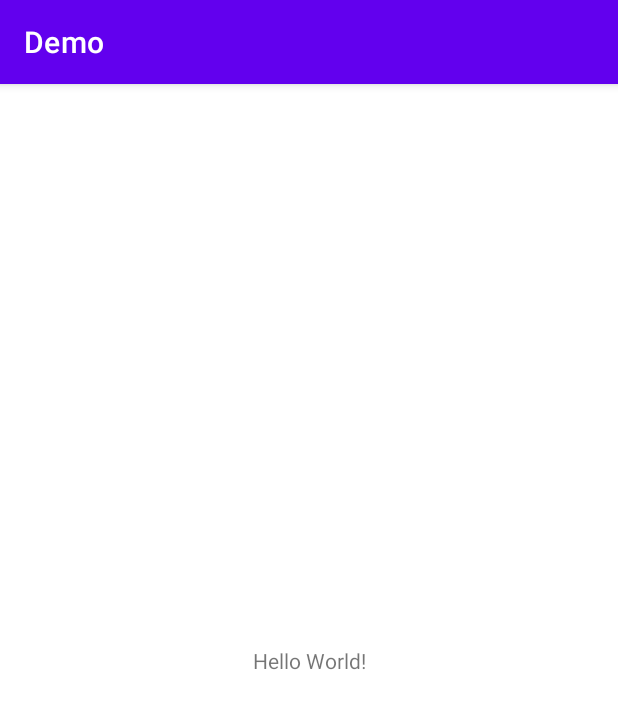
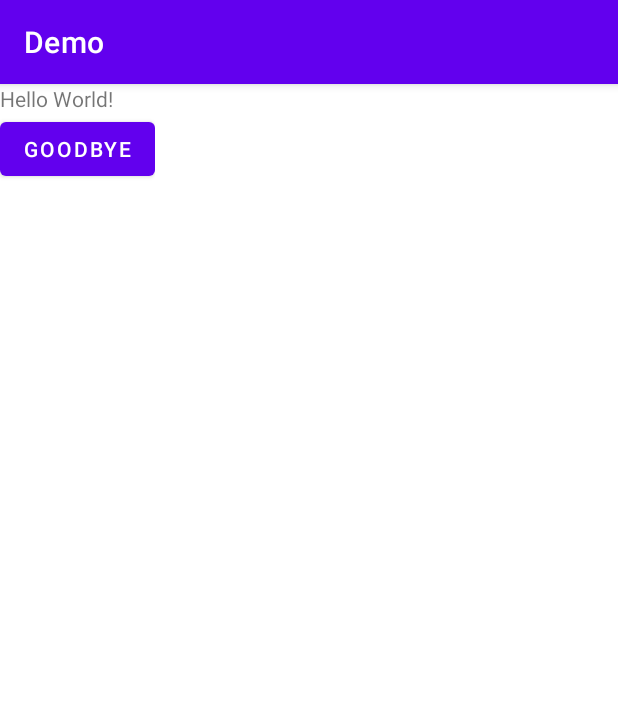
Before and after one commit to BigL-BigU/Demo, an Android app: the screen it shows after launch (MainActivity), on a phone screen of 412 x 824 dp. Shown: the top 709 px of the screen. Run offline under Robolectric (Android 15) with nearby library versions, the phone set to English and light mode, and no system bars.

Commit message:
nonfunctional button displayed

```diff
--- a/app/src/main/res/layout/activity_main.xml
+++ b/app/src/main/res/layout/activity_main.xml
@@ -1,18 +1,28 @@
 <?xml version="1.0" encoding="utf-8"?>
-<androidx.constraintlayout.widget.ConstraintLayout xmlns:android="http://schemas.android.com/apk/res/android"
+<RelativeLayout xmlns:android="http://schemas.android.com/apk/res/android"
     xmlns:app="http://schemas.android.com/apk/res-auto"
     xmlns:tools="http://schemas.android.com/tools"
     android:layout_width="match_parent"
     android:layout_height="match_parent"
     tools:context=".MainActivity">
 
-    <TextView
+    <LinearLayout
         android:layout_width="wrap_content"
         android:layout_height="wrap_content"
-        android:text="Hello World!"
-        app:layout_constraintBottom_toBottomOf="parent"
-        app:layout_constraintLeft_toLeftOf="parent"
-        app:layout_constraintRight_toRightOf="parent"
-        app:layout_constraintTop_toTopOf="parent" />
+        android:orientation="vertical">
 
-</androidx.constraintlayout.widget.ConstraintLayout>
+        <TextView
+            android:id="@+id/greeting"
+            android:layout_width="wrap_content"
+            android:layout_height="wrap_content"
+            android:text="Hello World!"/>
+
+        <Button
+            android:id="@+id/goodbye_button"
+            android:layout_width="wrap_content"
+            android:layout_height="wrap_content"
+            android:text="@string/goodbye_button"/>
+    </LinearLayout>
+
+
+</RelativeLayout>
--- a/app/src/main/res/values/strings.xml
+++ b/app/src/main/res/values/strings.xml
@@ -1,3 +1,4 @@
 <resources>
     <string name="app_name">Demo</string>
+    <string name="goodbye_button">Goodbye</string>
 </resources>
```
